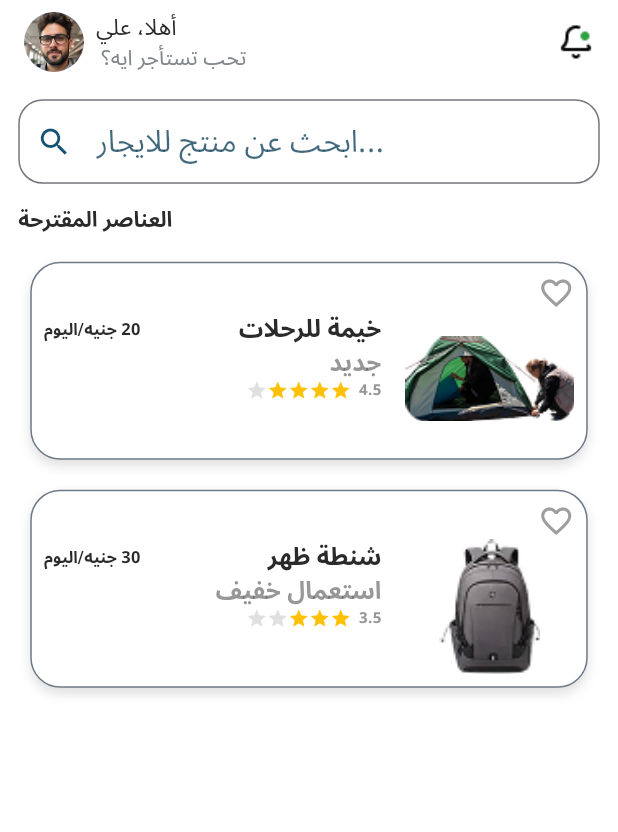
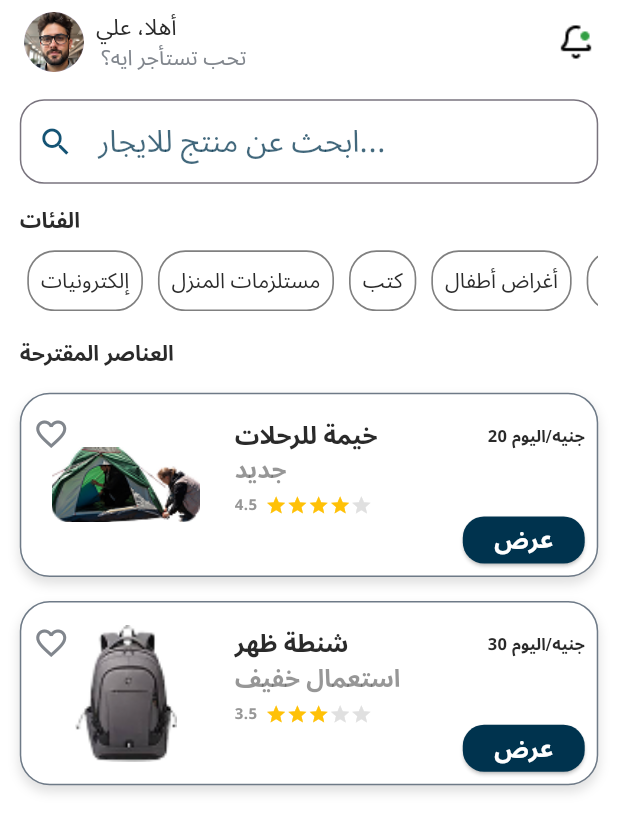
Before and after one commit to Final-Project-11-FCAI/Ager-Waffer, a Flutter app: the HomeScreen screen opened directly, on a phone screen of 412 x 824 dp. Shown: the top 832 px of the screen. Run offline on Flutter 3.47's test engine with Material 3 defaults, Android fonts, the phone set to English and light mode, and no system bars; our stand-ins replace country_picker, dio, firebase_core, firebase_messaging, flutter_bloc, flutter_cache_manager and 12 more; missing offline and left inert: multi_image_picker_plus, pointycastle; accounts and stored records are empty; key blocks and very long unbroken strings in the code were emptied for the run.

Commit message:
continue build home screen

```diff
--- a/lib/Base/common/theme.dart
+++ b/lib/Base/common/theme.dart
@@ -11,6 +11,7 @@ const Color kWhiteColor = const Color(0xffFFFFFF);
 const Color kBlackColor = const Color(0xFF2A2A2A);
 const Color kGreyColor = const Color(0xff81868D);
 const Color kBoldGreyColor = const Color(0xff00334EBD);
+const Color kRedColor = Colors.red;
 
 
 TextStyle font15BlackRegular = GoogleFonts.notoSansArabic(
@@ -117,7 +118,6 @@ const Color kTimeNotificationColor = const Color(0xFF7B7B7B);
 const Color kSemiGreyColor = const Color(0xffC1C1C1);
 const Color kSomeGreyColor = const Color(0xffA4A0A0);
 const Color kCardColor = const Color(0xffF1F1F6);
-const Color kRedColor = const Color(0xFFFC1414);
 const Color kTransparentColor = Colors.transparent;
 const Color kAvailableColor = const Color(0xFFE7F0FD);
 const Color kUnavailableColor = const Color(0xffEBECF1);
--- /dev/null
+++ b/lib/Features/Home/domain/entities/category_entity.dart
@@ -0,0 +1,7 @@
+class CategoryEntity {
+  final String title;
+
+  CategoryEntity({
+    required this.title,
+  });
+}
--- a/lib/Features/Home/data/models/product_model.dart
+++ b/lib/Features/Home/domain/entities/product_entity.dart
@@ -1,11 +1,11 @@
-class ProductModel {
+class ProductEntity {
   final String title;
   final String subtitle;
   final String price;
   final String image;
   final double rating;
 
-  ProductModel({
+  ProductEntity({
     required this.title,
     required this.subtitle,
     required this.price,
--- a/lib/Features/Home/presentation/pages/home_screen.dart
+++ b/lib/Features/Home/presentation/pages/home_screen.dart
@@ -1,5 +1,7 @@
 import 'package:ager_waffer/Base/common/theme.dart';
-import 'package:ager_waffer/Features/Home/data/models/product_model.dart';
+import 'package:ager_waffer/Features/Home/domain/entities/category_entity.dart';
+import 'package:ager_waffer/Features/Home/domain/entities/product_entity.dart';
+import 'package:ager_waffer/Features/Home/presentation/widgets/category_item_list_view.dart';
 import 'package:ager_waffer/Features/Home/presentation/widgets/custom_home_app_bar.dart';
 import 'package:ager_waffer/Features/Home/presentation/widgets/product_card_list_view.dart';
 import 'package:ager_waffer/Features/Home/presentation/widgets/search_text_field.dart';
@@ -11,15 +13,15 @@ import 'package:scroll_date_picker/scroll_date_picker.dart';
 class HomeScreen extends StatelessWidget {
   HomeScreen({super.key});
 
-  final List<ProductModel> products = [
-    ProductModel(
+  final List<ProductEntity> products = [
+    ProductEntity(
       title: "خيمة للرحلات",
       subtitle: "جديد",
       price: "20 جنيه/اليوم",
       image: "assets/images/tent.png",
       rating: 4.5,
     ),
-    ProductModel(
+    ProductEntity(
       title: "شنطة ظهر",
       subtitle: "استعمال خفيف",
       price: "30 جنيه/اليوم",
@@ -28,23 +30,62 @@ class HomeScreen extends StatelessWidget {
     ),
   ];
 
+  final List<CategoryEntity> categories = [
+    CategoryEntity(
+      title: "إلكترونيات",
+    ),
+    CategoryEntity(
+      title: "مستلزمات المنزل",
+    ),
+    CategoryEntity(
+      title: "كتب",
+    ),
+    CategoryEntity(
+      title: "أغراض أطفال",
+    ),
+    CategoryEntity(
+      title: "أخري",
+    ),
+  ];
+
   @override
   Widget build(BuildContext context) {
-    return Scaffold(
+    return GestureDetector(
+      onTap: () {
+        FocusScope.of(context).unfocus();
+      },
+      child: Scaffold(
         backgroundColor: kWhiteColor,
         appBar: CustomHomeAppBar(),
         body: SingleChildScrollView(
           child: Padding(
-          padding: EdgeInsets.symmetric(horizontal: 12.sp, vertical: 10.sp),
+            padding: EdgeInsets.symmetric(horizontal: 12.w, vertical: 10.h),
             child: Column(
               crossAxisAlignment: CrossAxisAlignment.start,
               children: [
                 SearchTextField(),
-              Gap(14),
+                Gap(14.h),
+                Text('الفئات',
+                  style: font14BlackBold,
+                ),
+                Gap(10.h),
+                SizedBox(
+                  height: 40.h,
+                  child: ListView.builder(
+                    scrollDirection: Axis.horizontal,
+                    itemCount: categories.length,
+                    shrinkWrap: true,
+                    physics: BouncingScrollPhysics(),
+                    itemBuilder: (context, index) {
+                      return CategoryItemListView(category: categories[index],);
+                    },
+                  ),
+                ),
+                Gap(18.h),
                 Text('العناصر المقترحة',
                 style: font14BlackBold,
                 ),
-              Gap(8),
+                Gap(8.h),
                 ListView.builder(
                   itemCount: products.length,
                   shrinkWrap: true,
@@ -57,6 +98,7 @@ class HomeScreen extends StatelessWidget {
             ),
           ),
         ),
+      ),
     );
   }
 }
--- /dev/null
+++ b/lib/Features/Home/presentation/widgets/category_item_list_view.dart
@@ -0,0 +1,32 @@
+import 'package:ager_waffer/Base/common/theme.dart';
+import 'package:ager_waffer/Features/Home/domain/entities/category_entity.dart';
+import 'package:flutter/material.dart';
+import 'package:flutter_screenutil/flutter_screenutil.dart';
+
+class CategoryItemListView extends StatelessWidget {
+  const CategoryItemListView({super.key, required this.category});
+
+  final CategoryEntity category;
+
+  @override
+  Widget build(BuildContext context) {
+    return Container(
+        margin: const EdgeInsets.symmetric(horizontal: 5,),
+        padding: const EdgeInsets.all(8),
+      decoration: BoxDecoration(
+      border: BoxBorder.all(
+        width: 1.w,
+        color: Color.fromRGBO(0, 0, 0, 0.5)
+      ),
+        borderRadius: BorderRadius.circular(18.sp),
+        color: kWhiteColor,
+      ),
+      child: Center(
+        child: Text(
+          category.title,
+        style: font14BlackBold.copyWith(fontWeight: medium,),
+        ),
+      ),
+    );
+  }
+}
--- a/lib/Features/Home/presentation/widgets/product_card_list_view.dart
+++ b/lib/Features/Home/presentation/widgets/product_card_list_view.dart
@@ -1,20 +1,26 @@
 import 'package:ager_waffer/Base/common/theme.dart';
-import 'package:ager_waffer/Features/Home/data/models/product_model.dart';
+import 'package:ager_waffer/Features/Home/domain/entities/product_entity.dart';
 import 'package:flutter/material.dart';
 import 'package:flutter_screenutil/flutter_screenutil.dart';
 import 'package:gap/gap.dart';
+import 'package:localize_and_translate/localize_and_translate.dart';
 
-class ProductCardListView extends StatelessWidget {
-  final ProductModel product;
+class ProductCardListView extends StatefulWidget {
+  final ProductEntity product;
 
-  const ProductCardListView({super.key, required this.product});
+  ProductCardListView({super.key, required this.product});
+
+  @override
+  State<ProductCardListView> createState() => _ProductCardListViewState();
+}
+
+class _ProductCardListViewState extends State<ProductCardListView> {
+  bool isFavorite = false;
 
   @override
   Widget build(BuildContext context) {
-    return Directionality(
-      textDirection: TextDirection.rtl,
-      child: Container(
-        margin: const EdgeInsets.symmetric(vertical: 10, horizontal: 8),
+    return Container(
+      margin: const EdgeInsets.symmetric(vertical: 8,),
       padding: const EdgeInsets.all(8),
       decoration: BoxDecoration(
         color: kWhiteColor,
@@ -28,28 +34,43 @@ class ProductCardListView extends StatelessWidget {
           ),
         ],
       ),
-         child: Column(
-           crossAxisAlignment: CrossAxisAlignment.start,
-           children: [
-             Icon(
-               Icons.favorite_border,
-               color: Colors.grey,
-             ),
-             Row(
-               crossAxisAlignment: CrossAxisAlignment.start,
+       child: Row(
          children: [
            Expanded(
              flex: 1,
+             child: Stack(
+               children: [
+                 Padding(
+                   padding: EdgeInsets.only(
+                       right: LocalizeAndTranslate.getLanguageCode() == 'en' ? 0 : 12.sp,
+                       left: LocalizeAndTranslate.getLanguageCode() == 'en' ? 12.sp : 0,
+                   ),
                    child: Image.asset(
-                     product.image,
-                     width: 90,
-                     height: 90,
+                     widget.product.image,
+                     width: 90.w,
+                     height: 90.h,
                      fit: BoxFit.contain,
                    ),
                  ),
-                 Gap(16),
+                 GestureDetector(
+                   onTap: () {
+                     setState(() {
+                       isFavorite = !isFavorite;
+                     });
+                   },
+                   child: Icon(
+                     isFavorite ? Icons.favorite : Icons.favorite_border,
+                     color: isFavorite ? kRedColor : kGreyColor,
+                   ),
+                 ),
+               ],
+             ),
+           ),
+           Gap(16.w),
                  Expanded(
                    flex: 2,
+                   child: Padding(
+                     padding: EdgeInsets.only(top: 8.h,),
                      child: Column(
                              crossAxisAlignment: CrossAxisAlignment.start,
                              children: [
@@ -57,138 +78,62 @@ class ProductCardListView extends StatelessWidget {
                                  mainAxisAlignment: MainAxisAlignment.spaceBetween,
                                  children: [
                                    Text(
-                      product.title,
+                                     widget.product.title,
                                      style: font16BlackSemiBold
                                    ),
-                    // Gap(28.sp),
                                    Text(
-                      product.price,
+                                     widget.product.price,
                                      style: font16BlackSemiBold.copyWith(fontSize: 11, fontWeight: bold),
                                    )
                                  ],
                                ),
                                Text(
-                  product.subtitle,
+                                 widget.product.subtitle,
                                  style: font16BlackSemiBold.copyWith(color: Color.fromRGBO(85, 85, 85, 0.61)),
                                ),
+                               Gap(5.h),
                                Row(
                                  children: [
-                    Text("${product.rating}",
+                                   Text("${widget.product.rating}",
                                    style: font16BlackSemiBold.copyWith(fontSize: 10, color: Color.fromRGBO(151, 151, 151, 1)),
                                    ),
-                    Gap(5),
+                                   Gap(5.w),
                                    ...List.generate(
                                      5,
                       (index) => Icon(
                                        Icons.star,
-                        size: 14,
-                        color: index < product.rating.floor()
+                                       size: 14.sp,
+                                       color: index < widget.product.rating.floor()
                         ? Colors.amber
                         : Colors.grey.shade300,
                                      ),
                                    ),
                                  ],
                                ),
+                               Align(
+                                 alignment: AlignmentDirectional.bottomEnd,
+                                 child: SizedBox(
+                                   width: 74.w,
+                                   height: 31.h,
+                                   child: ElevatedButton(
+                                     style: ElevatedButton.styleFrom(
+                                       backgroundColor: kPrimaryColor,
+                                       padding: EdgeInsets.zero,
+                                       shape: RoundedRectangleBorder(
+                      borderRadius: BorderRadius.circular(14.sp),
+                                       ),
+                                     ),
+                                     onPressed: () {},
+                                     child: Text("عرض",style: font16BlackSemiBold.copyWith(color: kWhiteColor),),
+                                   ),
+                                 ),
+                               )
                                 ],
+                              ),
                    ),
                  )
                   ],
                 )
-        // Row(
-        //   children: [
-        //     /// Image
-        //     Image.asset(
-        //       product.image,
-        //       width: 90,
-        //       height: 90,
-        //       fit: BoxFit.contain,
-        //     ),
-        //
-        //     const SizedBox(width: 16),
-        //
-        //     /// Text Section
-        //     Expanded(
-        //       child: Column(
-        //         crossAxisAlignment: CrossAxisAlignment.start,
-        //         children: [
-        //           /// Title
-        //           Text(
-        //             product.title,
-        //             style: const TextStyle(
-        //               fontSize: 20,
-        //               fontWeight: FontWeight.bold,
-        //             ),
-        //           ),
-        //
-        //           const SizedBox(height: 4),
-        //
-        //           /// Subtitle
-        //           Text(
-        //             product.subtitle,
-        //             style: const TextStyle(
-        //               fontSize: 16,
-        //               color: Colors.grey,
-        //             ),
-        //           ),
-        //
-        //           const SizedBox(height: 8),
-        //
-        //           /// Rating
-        //           Row(
-        //             children: [
-        //               ...List.generate(
-        //                 5,
-        //                     (index) => Icon(
-        //                   Icons.star,
-        //                   size: 18,
-        //                   color: index < product.rating.floor()
-        //                       ? Colors.amber
-        //                       : Colors.grey.shade300,
-        //                 ),
-        //               ),
-        //               const SizedBox(width: 6),
-        //               Text("${product.rating}"),
-        //             ],
-        //           ),
-        //
-        //           const SizedBox(height: 10),
-        //
-        //           /// Price + Button
-        //           Row(
-        //             mainAxisAlignment: MainAxisAlignment.spaceBetween,
-        //             children: [
-        //               Text(
-        //                 product.price,
-        //                 style: const TextStyle(
-        //                   fontWeight: FontWeight.bold,
-        //                 ),
-        //               ),
-        //               ElevatedButton(
-        //                 style: ElevatedButton.styleFrom(
-        //                   backgroundColor: const Color(0xFF00334E),
-        //                   shape: RoundedRectangleBorder(
-        //                     borderRadius: BorderRadius.circular(30),
-        //                   ),
-        //                 ),
-        //                 onPressed: () {},
-        //                 child: const Text("عرض"),
-        //               ),
-        //             ],
-        //           )
-        //         ],
-        //       ),
-        //     ),
-        //
-        //     /// Favorite Icon
-        //     Icon(
-        //       Icons.favorite_border,
-        //       color: Colors.grey,
-        //     ),
-        //   ],
-        // ),
-        ]
-      )
-    )
         );
   }
 }
--- a/lib/Features/Home/presentation/widgets/search_text_field.dart
+++ b/lib/Features/Home/presentation/widgets/search_text_field.dart
@@ -11,7 +11,7 @@ class SearchTextField extends StatelessWidget {
       decoration: InputDecoration(
         border: OutlineInputBorder(
           borderRadius: BorderRadius.circular(16.sp),
-          borderSide: BorderSide(color: kPrimaryColor.withOpacity(0.2)),
+          borderSide: BorderSide(color: kPrimaryColor.withOpacity(0.1)),
         ),
         prefixIcon: Icon(Icons.search, color: kLightPrimaryColor),
         hintText: 'ابحث عن منتج للايجار...',
```
Lines whose indentation alone changed are shown as unchanged.
